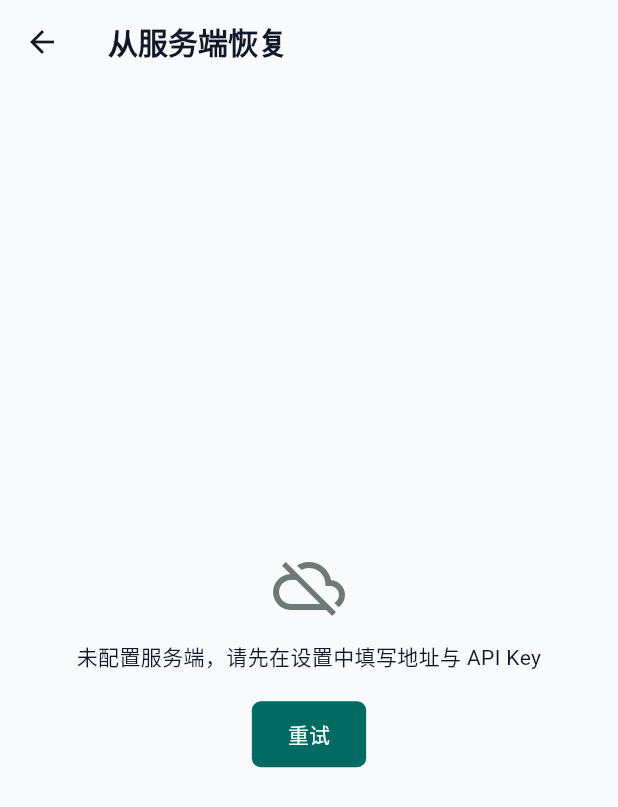
After one commit to baozhuo92/totp-backup, a Flutter app: the RestorePage screen opened directly, after a tap on "重试", on a phone screen of 412 x 824 dp. The commit adds this screen. Shown: the top 807 px of the screen. Run offline on Flutter 3.47's test engine with Material 3 defaults, Android fonts, the phone set to English and light mode, and no system bars; our stand-ins replace dio, flutter_secure_storage, local_auth, sqflite; missing offline and left inert: cryptography, mobile_scanner, otp; accounts and stored records are empty.

Commit message:
feat(app): 从服务端恢复页（全量解密校验+幂等入库，主口令不匹配整体中止）

```diff
--- /dev/null
+++ b/app/lib/ui/pages/restore_page.dart
@@ -0,0 +1,209 @@
+import 'package:flutter/material.dart';
+
+import '../../core/crypto/crypto_service.dart';
+import '../../data/local/account_repository.dart';
+import '../../data/local/settings_repository.dart';
+import '../../data/models/totp_account.dart';
+import '../../data/remote/api_client.dart';
+import '../../services/account_cache.dart';
+import '../../services/lock_service.dart';
+
+/// 从服务端恢复页：拉取备份列表 → 确认 → 解密（当前主口令）→ 幂等入库 → 刷新缓存。
+///
+/// 安全设计：全部条目先用主口令成功解密，任一失败即整体中止（提示口令不匹配），
+/// 避免"部分恢复 + 主口令错误"造成数据混乱。恢复时以服务端为准覆盖本地同名账户。
+class RestorePage extends StatefulWidget {
+  const RestorePage({super.key});
+
+  @override
+  State<RestorePage> createState() => _RestorePageState();
+}
+
+class _RestorePageState extends State<RestorePage> {
+  /// 页面四态：loading / error / empty / normal（zolysoft UI 规范）
+  bool _loading = true;
+  String? _error;
+  List<RemoteAccount> _remote = const [];
+
+  @override
+  void initState() {
+    super.initState();
+    _fetch();
+  }
+
+  /// 拉取服务端备份列表
+  Future<void> _fetch() async {
+    setState(() {
+      _loading = true;
+      _error = null;
+    });
+    try {
+      final serverUrl = await SettingsRepository.instance.getServerUrl();
+      final apiKey = await SettingsRepository.instance.getApiKey();
+      if (serverUrl == null || apiKey == null) {
+        setState(() {
+          _loading = false;
+          _error = '未配置服务端，请先在设置中填写地址与 API Key';
+        });
+        return;
+      }
+      final client = ApiClient(baseUrl: serverUrl, apiKey: apiKey);
+      final items = await client.fetchAll();
+      if (!mounted) return;
+      setState(() {
+        _remote = items;
+        _loading = false;
+      });
+    } on ApiException catch (e) {
+      if (!mounted) return;
+      setState(() {
+        _loading = false;
+        _error = e.message;
+      });
+    }
+  }
+
+  /// 执行恢复：解密全部 → 幂等入库 → 刷新缓存
+  Future<void> _restore() async {
+    final pwd = LockService.instance.masterPassword;
+    if (pwd == null) return;
+
+    // 显示恢复进度对话框（PBKDF2 解密每条约 1 秒）
+    showDialog<void>(
+      context: context,
+      barrierDismissible: false,
+      builder: (ctx) => const AlertDialog(
+        content: Row(
+          children: [
+            CircularProgressIndicator(),
+            SizedBox(width: 16),
+            Text('正在恢复备份…'),
+          ],
+        ),
+      ),
+    );
+
+    try {
+      // 阶段一：全部解密（任一失败 → 主口令不匹配，整体中止）
+      final accounts = <TOTPAccount>[];
+      for (final item in _remote) {
+        final secret = await CryptoService.decrypt(
+            item.secretCiphertext, pwd);
+        accounts.add(TOTPAccount(
+          clientId: item.clientId,
+          issuer: item.issuer,
+          account: item.account,
+          secretBase32: secret,
+          algorithm: item.algorithm,
+          digits: item.digits,
+          period: item.period,
+        ));
+      }
+
+      // 阶段二：幂等入库（client_id 覆盖本地同名账户，服务端为准）
+      for (final account in accounts) {
+        await AccountRepository().insert(account, pwd);
+      }
+      await AccountCache.instance.reload();
+      if (!mounted) return;
+      Navigator.pop(context); // 关闭进度对话框
+      ScaffoldMessenger.of(context)
+        ..hideCurrentSnackBar()
+        ..showSnackBar(SnackBar(content: Text('已恢复 ${accounts.length} 个账户')));
+      Navigator.pop(context); // 返回列表页
+    } catch (_) {
+      if (!mounted) return;
+      Navigator.pop(context); // 关闭进度对话框
+      showDialog<void>(
+        context: context,
+        builder: (ctx) => AlertDialog(
+          title: const Text('恢复失败'),
+          content: const Text('主口令与服务端备份不匹配，或备份数据已损坏。\n'
+              '请确认使用加密备份时的同一主口令。'),
+          actions: [
+            FilledButton(
+              onPressed: () => Navigator.pop(ctx),
+              child: const Text('知道了'),
+            ),
+          ],
+        ),
+      );
+    }
+  }
+
+  @override
+  Widget build(BuildContext context) {
+    return Scaffold(
+      appBar: AppBar(title: const Text('从服务端恢复')),
+      body: SafeArea(
+        child: _buildBody(context),
+      ),
+    );
+  }
+
+  Widget _buildBody(BuildContext context) {
+    if (_loading) {
+      return const Center(child: CircularProgressIndicator());
+    }
+    if (_error != null) {
+      // 错误态：文案 + 重试按钮
+      return Center(
+        child: Padding(
+          padding: const EdgeInsets.all(24),
+          child: Column(
+            mainAxisAlignment: MainAxisAlignment.center,
+            children: [
+              Icon(Icons.cloud_off, size: 48,
+                  color: Theme.of(context).colorScheme.outline),
+              const SizedBox(height: 12),
+              Text(_error!, textAlign: TextAlign.center),
+              const SizedBox(height: 16),
+              FilledButton(onPressed: _fetch, child: const Text('重试')),
+            ],
+          ),
+        ),
+      );
+    }
+    if (_remote.isEmpty) {
+      // 空态：服务端无备份
+      return Center(
+        child: Column(
+          mainAxisAlignment: MainAxisAlignment.center,
+          children: [
+            Icon(Icons.inbox_outlined, size: 48,
+                color: Theme.of(context).colorScheme.outline),
+            const SizedBox(height: 12),
+            const Text('服务端暂无备份数据'),
+          ],
+        ),
+      );
+    }
+    // 常态：备份预览 + 恢复按钮
+    return Column(
+      children: [
+        Expanded(
+          child: ListView.builder(
+            itemCount: _remote.length,
+            itemBuilder: (context, index) {
+              final item = _remote[index];
+              return ListTile(
+                leading: const Icon(Icons.shield_outlined),
+                title: Text(item.issuer),
+                subtitle: Text(item.account),
+                trailing: Text('${item.digits} 位'),
+              );
+            },
+          ),
+        ),
+        Padding(
+          padding: const EdgeInsets.all(16),
+          child: FilledButton.icon(
+            onPressed: _restore,
+            icon: const Icon(Icons.settings_backup_restore),
+            label: Text('恢复 ${_remote.length} 个账户'),
+          ),
+        ),
+      ],
+    );
+  }
+}
```
Also changed, not shown: app/lib/ui/pages/account_list_page.dart (+9 -1 lines).
